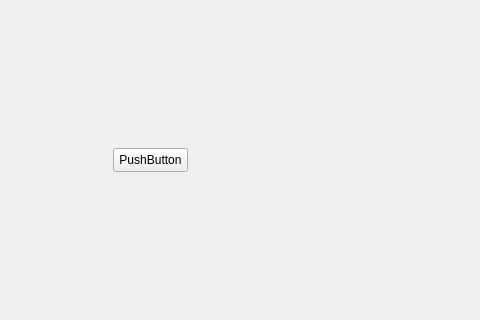
Qt form ui/MainWindow.ui (canoe-Z/TelloRS) before a commit; both pictures show x 462 to 942 and y 114 to 434 of the 1129 by 694 pixel window.
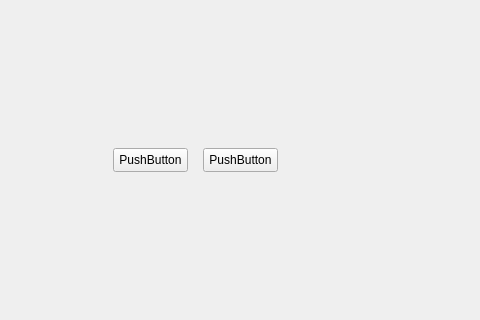
The same form after that commit. The open tabs and pages were chosen to show the change. Custom widgets are drawn as their Qt base class.

```diff
--- a/ui/MainWindow.ui
+++ b/ui/MainWindow.ui
@@ -586,6 +586,19 @@
          <string>PushButton</string>
         </property>
        </widget>
+       <widget class="QPushButton" name="pushButton_2">
+        <property name="geometry">
+         <rect>
+          <x>500</x>
+          <y>220</y>
+          <width>75</width>
+          <height>24</height>
+         </rect>
+        </property>
+        <property name="text">
+         <string>PushButton</string>
+        </property>
+       </widget>
       </widget>
       <widget class="QWidget" name="page_3"/>
       <widget class="QWidget" name="page_4">
```
Left out of the diff: 7 changed lines with no effect on the pictures.
